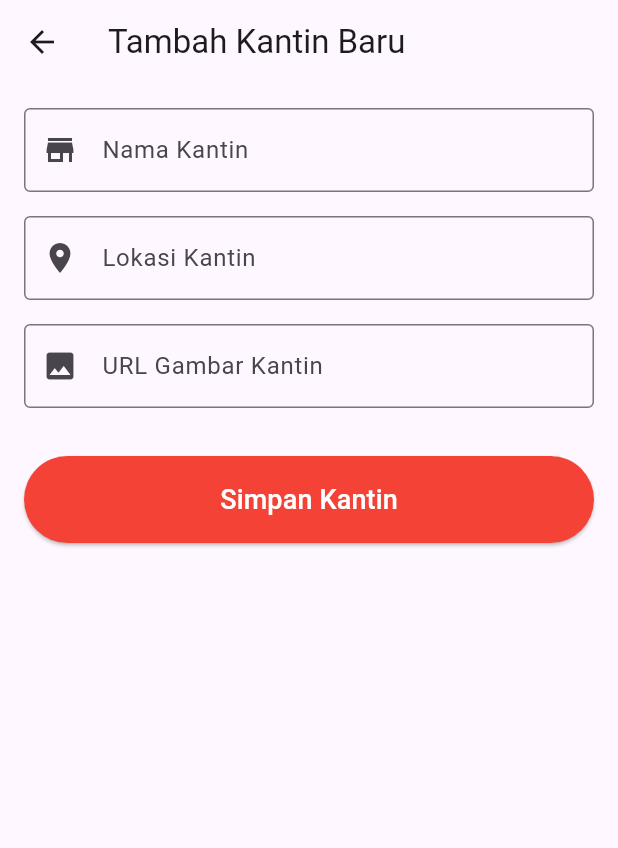
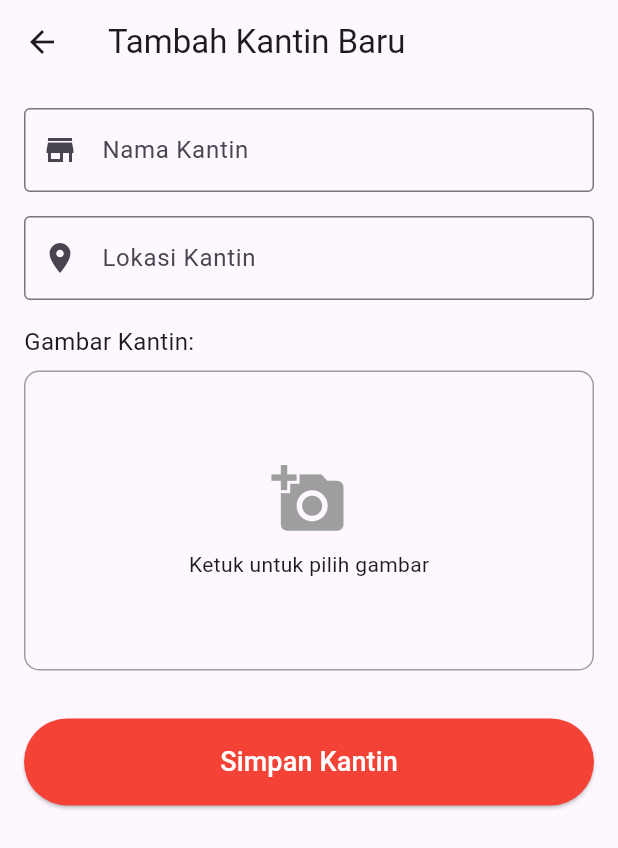
Before and after one commit to xebec51/KanHas, a Flutter app: the AddCanteenPage screen opened directly, on a phone screen of 412 x 824 dp. Shown: the top 848 px of the screen. Run offline on Flutter 3.47's test engine with Material 3 defaults, Android fonts, the light colour scheme and no system bars; our stand-ins replace image_picker.

Commit message:
feat(admin): Implement local image upload for new canteens

```diff
--- a/lib/screens/add_canteen_page.dart
+++ b/lib/screens/add_canteen_page.dart
@@ -1,56 +1,70 @@
+import 'dart:io'; // <-- Impor untuk 'File'
 import 'package:flutter/material.dart';
+import 'package:kanhas/helpers/image_helper.dart'; // <-- Impor helper kita
 import 'package:kanhas/models/canteen_data.dart';
 import 'package:kanhas/models/canteen_model.dart';
 import 'package:provider/provider.dart';
 
-// 1. Buat sebagai StatefulWidget
-// Kita perlu ini untuk mengelola state dari form (TextController)
+// --- NAMA CLASS HARUS 'AddCanteenPage' ---
 class AddCanteenPage extends StatefulWidget {
   const AddCanteenPage({super.key});
 
   @override
+  // --- NAMA STATE HARUS '_AddCanteenPageState' ---
   State<AddCanteenPage> createState() => _AddCanteenPageState();
 }
 
 class _AddCanteenPageState extends State<AddCanteenPage> {
-  // 2. Buat controller untuk setiap field
   final _nameController = TextEditingController();
   final _locationController = TextEditingController();
-  final _imageUrlController = TextEditingController();
 
-  // 3. Buat GlobalKey untuk Form
+  // State untuk menyimpan path file
+  String? _pickedImagePath;
+
   final _formKey = GlobalKey<FormState>();
 
   @override
   void dispose() {
-    // 4. Jangan lupa dispose controller
     _nameController.dispose();
     _locationController.dispose();
-    _imageUrlController.dispose();
     super.dispose();
   }
 
+  // Fungsi untuk memilih gambar
+  Future<void> _pickImage() async {
+    final String? imagePath = await ImageHelper.pickAndSaveImage();
+    if (imagePath != null) {
+      setState(() {
+        _pickedImagePath = imagePath;
+      });
+    }
+  }
+
   void _saveCanteen() {
-    // 5. Validasi form
-    if (_formKey.currentState!.validate()) {
-      // 6. Buat objek Canteen baru dari input
+    // Validasi form (termasuk cek gambar)
+    if (_formKey.currentState!.validate() && _pickedImagePath != null) {
       final newCanteen = Canteen(
         name: _nameController.text,
         location: _locationController.text,
-        imageUrl: _imageUrlController.text,
-        menus: [], // Kantin baru belum punya menu
+        imageUrl: _pickedImagePath!, // Simpan path file lokal
+        menus: [],
       );
 
-      // 7. Panggil provider untuk menambahkan kantin
       context.read<CanteenModel>().addCanteen(newCanteen);
 
-      // 8. Tampilkan notifikasi
       ScaffoldMessenger.of(context).showSnackBar(
         SnackBar(content: Text('${newCanteen.name} berhasil ditambahkan!')),
       );
 
-      // 9. Kembali ke halaman sebelumnya (HomePage)
       Navigator.pop(context);
+    } else if (_pickedImagePath == null) {
+      // Tampilkan error jika gambar kosong
+      ScaffoldMessenger.of(context).showSnackBar(
+        const SnackBar(
+          content: Text('Silakan pilih gambar kantin terlebih dahulu.'),
+          backgroundColor: Colors.red,
+        ),
+      );
     }
   }
 
@@ -62,12 +76,10 @@ class _AddCanteenPageState extends State<AddCanteenPage> {
       ),
       body: Padding(
         padding: const EdgeInsets.all(16.0),
-        // 10. Bungkus dengan Form
         child: Form(
-          key: _formKey, // Hubungkan GlobalKey
-          child: ListView( // Pakai ListView agar bisa di-scroll
+          key: _formKey,
+          child: ListView(
             children: [
-              // 11. TextFormField untuk Nama
               TextFormField(
                 controller: _nameController,
                 decoration: const InputDecoration(
@@ -75,7 +87,6 @@ class _AddCanteenPageState extends State<AddCanteenPage> {
                   border: OutlineInputBorder(),
                   prefixIcon: Icon(Icons.store),
                 ),
-                // 12. Tambahkan validasi
                 validator: (value) {
                   if (value == null || value.isEmpty) {
                     return 'Nama kantin tidak boleh kosong';
@@ -84,8 +95,6 @@ class _AddCanteenPageState extends State<AddCanteenPage> {
                 },
               ),
               const SizedBox(height: 16),
-
-              // 13. TextFormField untuk Lokasi
               TextFormField(
                 controller: _locationController,
                 decoration: const InputDecoration(
@@ -102,27 +111,44 @@ class _AddCanteenPageState extends State<AddCanteenPage> {
               ),
               const SizedBox(height: 16),
 
-              // 14. TextFormField untuk URL Gambar
-              TextFormField(
-                controller: _imageUrlController,
-                decoration: const InputDecoration(
-                  labelText: 'URL Gambar Kantin',
-                  border: OutlineInputBorder(),
-                  prefixIcon: Icon(Icons.image),
+              // UI UNTUK IMAGE PICKER
+              const Text('Gambar Kantin:', style: TextStyle(fontSize: 16)),
+              const SizedBox(height: 8),
+              InkWell(
+                onTap: _pickImage, // Panggil fungsi pilih gambar
+                child: Container(
+                  height: 200,
+                  width: double.infinity,
+                  decoration: BoxDecoration(
+                    border: Border.all(color: Colors.grey),
+                    borderRadius: BorderRadius.circular(10),
+                  ),
+                  child: _pickedImagePath == null
+                  // Tampilan jika gambar BELUM dipilih
+                      ? const Column(
+                    mainAxisAlignment: MainAxisAlignment.center,
+                    children: [
+                      Icon(Icons.add_a_photo,
+                          color: Colors.grey, size: 50),
+                      SizedBox(height: 8),
+                      Text('Ketuk untuk pilih gambar'),
+                    ],
+                  )
+                  // Tampilan jika gambar SUDAH dipilih
+                      : ClipRRect(
+                    borderRadius: BorderRadius.circular(10),
+                    child: Image.file(
+                      File(_pickedImagePath!),
+                      fit: BoxFit.cover,
+                    ),
+                  ),
                 ),
-                keyboardType: TextInputType.url,
-                validator: (value) {
-                  if (value == null || value.isEmpty) {
-                    return 'URL Gambar tidak boleh kosong';
-                  }
-                  return null;
-                },
               ),
+              // ------------------------------------
+
               const SizedBox(height: 32),
-
-              // 15. Tombol Simpan
               ElevatedButton(
-                onPressed: _saveCanteen, // Panggil fungsi simpan
+                onPressed: _saveCanteen,
                 style: ElevatedButton.styleFrom(
                   backgroundColor: Colors.red,
                   foregroundColor: Colors.white,
--- a/lib/screens/cart_page.dart
+++ b/lib/screens/cart_page.dart
@@ -1,4 +1,5 @@
 import 'package:flutter/material.dart';
+import 'package:flutter/foundation.dart';
 import 'package:kanhas/models/cart_model.dart'; // Impor model keranjang kita
 import 'package:provider/provider.dart'; // 1. Impor Provider
 
@@ -108,7 +109,7 @@ class _CartPageState extends State<CartPage> {
                     color: Colors.white,
                     boxShadow: [
                       BoxShadow(
-                        color: Colors.black.withOpacity(0.1),
+                        color: Colors.black.withAlpha(26),
                         blurRadius: 10,
                         offset: const Offset(0, -5),
                       ),
@@ -147,7 +148,7 @@ class _CartPageState extends State<CartPage> {
                       const SizedBox(height: 20),
                       ElevatedButton(
                         onPressed: () {
-                          print('Checkout dengan total Rp $totalPrice');
+                          debugPrint('Checkout dengan total Rp $totalPrice');
                         },
                         style: ElevatedButton.styleFrom(
                           backgroundColor: Colors.red,
--- a/pubspec.yaml
+++ b/pubspec.yaml
@@ -35,6 +35,8 @@ dependencies:
   # Use with the CupertinoIcons class for iOS style icons.
   cupertino_icons: ^1.0.8
   provider: ^6.1.5+1
+  image_picker: ^1.2.1
+  path_provider: ^2.1.5
 
 dev_dependencies:
   flutter_test:
```
Also changed, not shown: lib/helpers/image_helper.dart (added, +48 -0 lines), lib/models/canteen_model.dart (+18 -31 lines), lib/screens/detail_page.dart (+5 -19 lines), lib/screens/edit_canteen_page.dart (+11 -18 lines), lib/screens/home_page.dart (+19 -40 lines), lib/screens/menu_page.dart (+10 -23 lines), lib/widgets/local_or_network_image.dart (added, +69 -0 lines), 2 other files.
